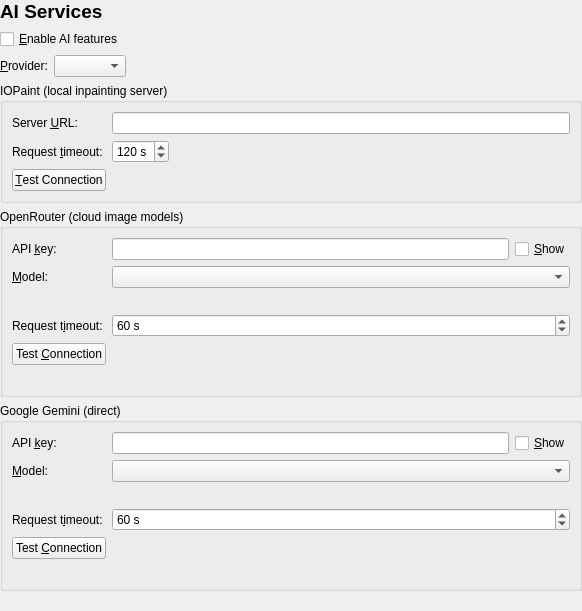
This is scribus/ui/preferences/prefs_aiservicesbase.ui in alpsuneer/scribus as Qt 5 draws it before an edit. The edited form follows.
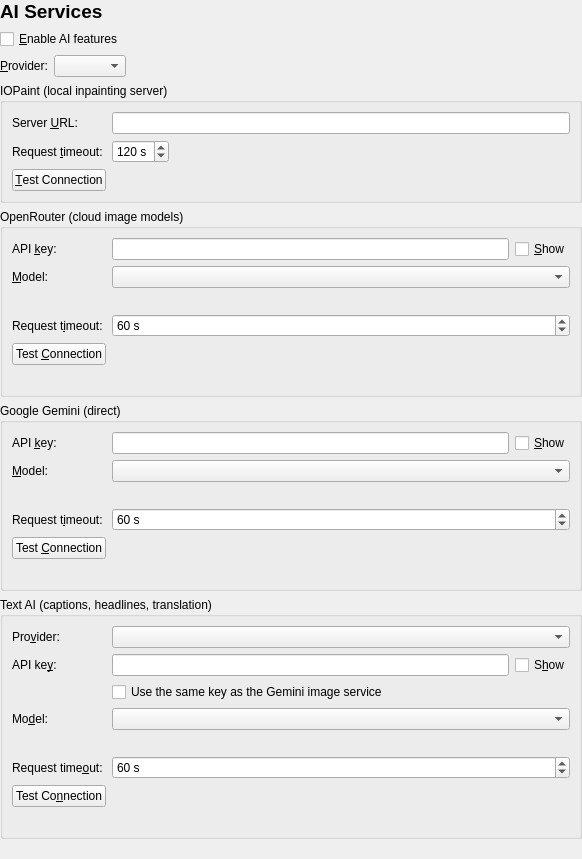
This is the edited form.

Commit message: suneer: put the text tools on a menu, and a person between the model and the page

```diff
--- a/scribus/ui/preferences/prefs_aiservicesbase.ui
+++ b/scribus/ui/preferences/prefs_aiservicesbase.ui
@@ -391,6 +391,144 @@
      </layout>
     </widget>
    </item>
+   <item>
+    <widget class="QGroupBox" name="textAiGroupBox">
+     <property name="title">
+      <string>Text AI (captions, headlines, translation)</string>
+     </property>
+     <layout class="QGridLayout" name="textAiLayout">
+      <item row="0" column="0">
+       <widget class="QLabel" name="textProviderLabel">
+        <property name="text">
+         <string>Pro&amp;vider:</string>
+        </property>
+        <property name="buddy">
+         <cstring>textProviderComboBox</cstring>
+        </property>
+       </widget>
+      </item>
+      <item row="0" column="1" colspan="2">
+       <widget class="QComboBox" name="textProviderComboBox"/>
+      </item>
+      <item row="1" column="0">
+       <widget class="QLabel" name="textApiKeyLabel">
+        <property name="text">
+         <string>API ke&amp;y:</string>
+        </property>
+        <property name="buddy">
+         <cstring>textApiKeyLineEdit</cstring>
+        </property>
+       </widget>
+      </item>
+      <item row="1" column="1">
+       <widget class="QLineEdit" name="textApiKeyLineEdit">
+        <property name="echoMode">
+         <enum>QLineEdit::Password</enum>
+        </property>
+       </widget>
+      </item>
+      <item row="1" column="2">
+       <widget class="QCheckBox" name="textShowKeyCheckBox">
+        <property name="text">
+         <string>S&amp;how</string>
+        </property>
+       </widget>
+      </item>
+      <item row="2" column="1" colspan="2">
+       <widget class="QCheckBox" name="textSameKeyCheckBox">
+        <property name="text">
+         <string>Use the same key as the Gemini image service</string>
+        </property>
+       </widget>
+      </item>
+      <item row="3" column="0">
+       <widget class="QLabel" name="textModelLabel">
+        <property name="text">
+         <string>Mo&amp;del:</string>
+        </property>
+        <property name="buddy">
+         <cstring>textModelComboBox</cstring>
+        </property>
+       </widget>
+      </item>
+      <item row="3" column="1" colspan="2">
+       <widget class="QComboBox" name="textModelComboBox"/>
+      </item>
+      <item row="4" column="1" colspan="2">
+       <widget class="QLabel" name="textModelHintLabel">
+        <property name="text">
+         <string/>
+        </property>
+        <property name="wordWrap">
+         <bool>true</bool>
+        </property>
+       </widget>
+      </item>
+      <item row="5" column="0">
+       <widget class="QLabel" name="textTimeoutLabel">
+        <property name="text">
+         <string>Request time&amp;out:</string>
+        </property>
+        <property name="buddy">
+         <cstring>textTimeoutSpinBox</cstring>
+        </property>
+       </widget>
+      </item>
+      <item row="5" column="1" colspan="2">
+       <widget class="QSpinBox" name="textTimeoutSpinBox">
+        <property name="minimum">
+         <number>10</number>
+        </property>
+        <property name="maximum">
+         <number>300</number>
+        </property>
+        <property name="value">
+         <number>60</number>
+        </property>
+        <property name="suffix">
+         <string> s</string>
+        </property>
+       </widget>
+      </item>
+      <item row="6" column="0">
+       <widget class="QPushButton" name="textTestButton">
+        <property name="text">
+         <string>Test Co&amp;nnection</string>
+        </property>
+       </widget>
+      </item>
+      <item row="6" column="1" colspan="2">
+       <widget class="QLabel" name="textTestResultLabel">
+        <property name="text">
+         <string/>
+        </property>
+        <property name="wordWrap">
+         <bool>true</bool>
+        </property>
+        <property name="textInteractionFlags">
+         <set>Qt::TextSelectableByMouse</set>
+        </property>
+       </widget>
+      </item>
+      <item row="7" column="0" colspan="3">
+       <widget class="QLabel" name="textInfoLabel">
+        <property name="text">
+         <string/>
+        </property>
+        <property name="wordWrap">
+         <bool>true</bool>
+        </property>
+        <property name="openExternalLinks">
+         <bool>true</bool>
+        </property>
+        <property name="textInteractionFlags">
+         <set>Qt::TextBrowserInteraction</set>
+        </property>
+       </widget>
+      </item>
+     </layout>
+    </widget>
+   </item>
    <item>
     <widget class="QLabel" name="infoLabel">
      <property name="text">
```
The commit also changes 11 other files.
